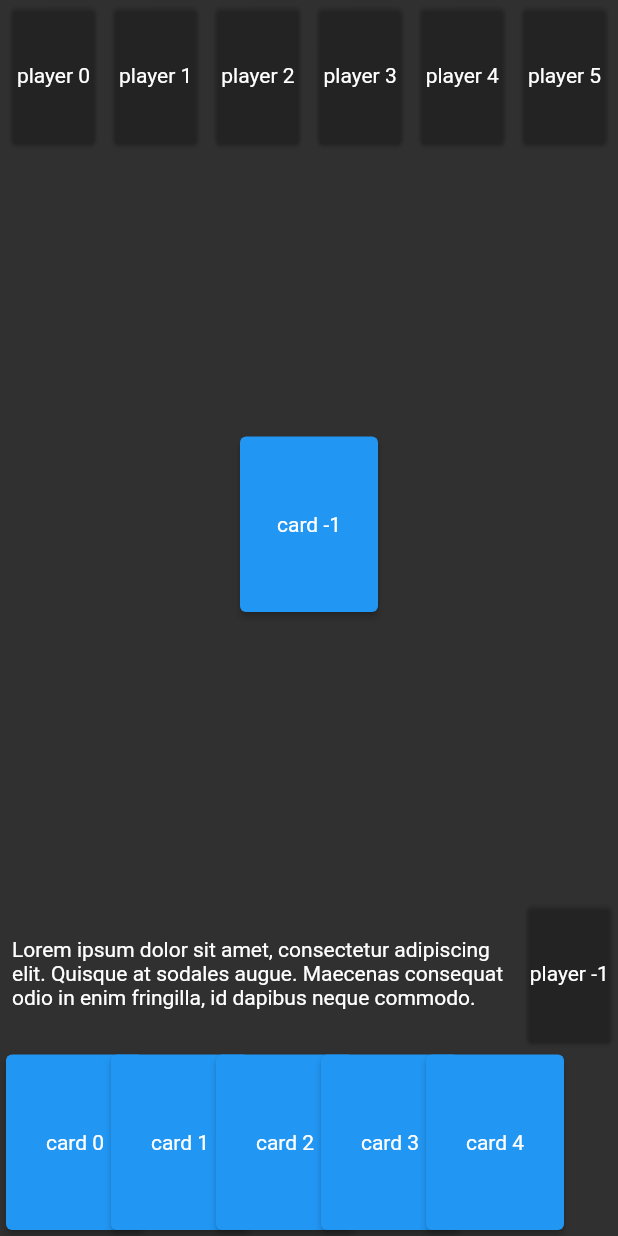
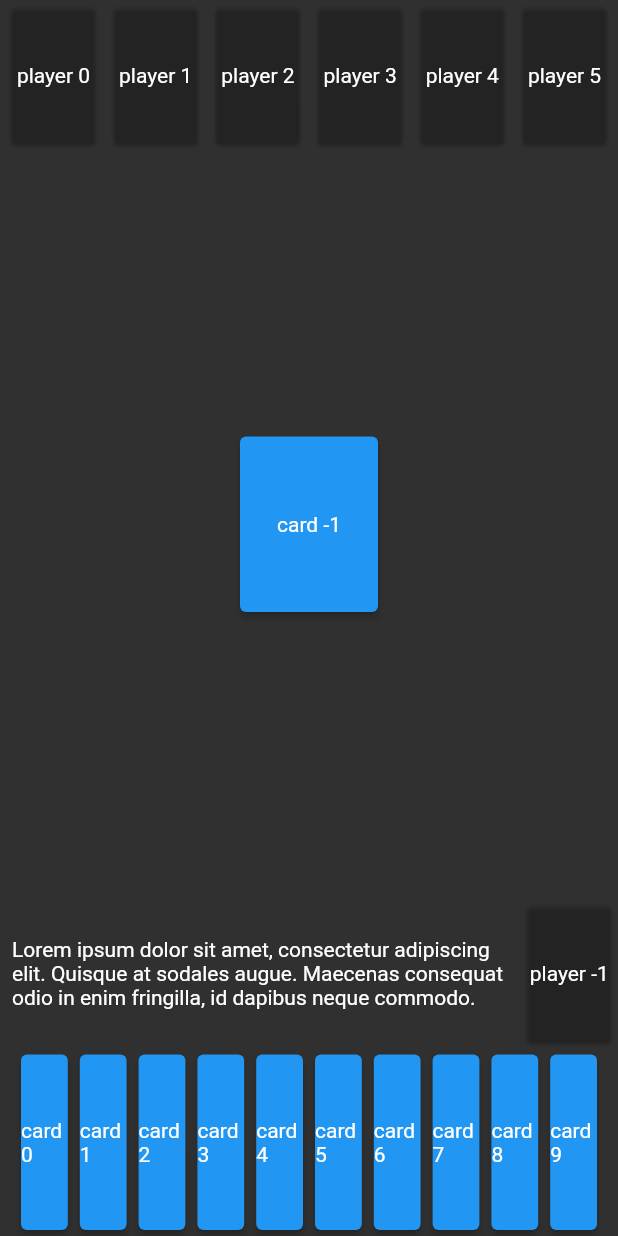
Before and after one commit to stephtelolahy/WildWest-Flutter, a Flutter app: the screen it shows after launch, on a phone screen of 412 x 824 dp. Run offline on Flutter 3.47's test engine with Material 2 defaults, Android fonts, the phone set to English and light mode, and no system bars.

Commit message:
prototype4

```diff
--- a/lib/game_page.dart
+++ b/lib/game_page.dart
@@ -1,3 +1,5 @@
+import 'dart:math';
+
 import 'package:flutter/material.dart';
 import 'package:wildwest_flutter/widgets/card.dart';
 import 'package:wildwest_flutter/widgets/player.dart';
@@ -48,14 +50,24 @@ class GamePage extends StatelessWidget {
   }
 
   Widget _buildHand(BuildContext context) {
+    final itemsCount = 10;
+    final spacing = 2;
+    final screenW = MediaQuery.of(context).size.width;
+    final double cardMaxWidth = 100;
+    final double cardWidth = (screenW - itemsCount * spacing) / itemsCount;
+    final double width = min(cardWidth, cardMaxWidth);
+
     return Container(
-        height: 125,
-        child: Stack(
-          children: List.generate(
-              5,
-              (index) => Positioned(
-                  left: (70.0 * index), child: _buildCard(context, index))),
-        ));
+        child: Row(
+      mainAxisAlignment: MainAxisAlignment.center,
+      children: List.generate(
+          itemsCount,
+          (index) => CardWidget(
+              name: 'card $index',
+              width: width,
+              height: 125,
+              floatingWidth: cardMaxWidth)),
+    ));
   }
 
   Widget _buildMessage(BuildContext context) {
@@ -69,6 +81,7 @@ class GamePage extends StatelessWidget {
   }
 
   Widget _buildCard(BuildContext context, int index) {
-    return CardWidget(name: 'card $index', width: 100, height: 125);
+    return CardWidget(
+        name: 'card $index', width: 100, height: 125, floatingWidth: 100);
   }
 }
--- a/lib/widgets/card.dart
+++ b/lib/widgets/card.dart
@@ -4,8 +4,13 @@ class CardWidget extends StatelessWidget {
   final String name;
   final double width;
   final double height;
+  final double floatingWidth;
 
-  CardWidget({required this.name, required this.width, required this.height});
+  CardWidget(
+      {required this.name,
+      required this.width,
+      required this.floatingWidth,
+      required this.height});
 
   @override
   Widget build(BuildContext context) {
@@ -16,7 +21,7 @@ class CardWidget extends StatelessWidget {
           scale: 1.2,
           child: Container(
               height: height,
-              width: width,
+              width: floatingWidth,
               child: Card(
                 elevation: 2.0,
                 color: Colors.amber,
```
